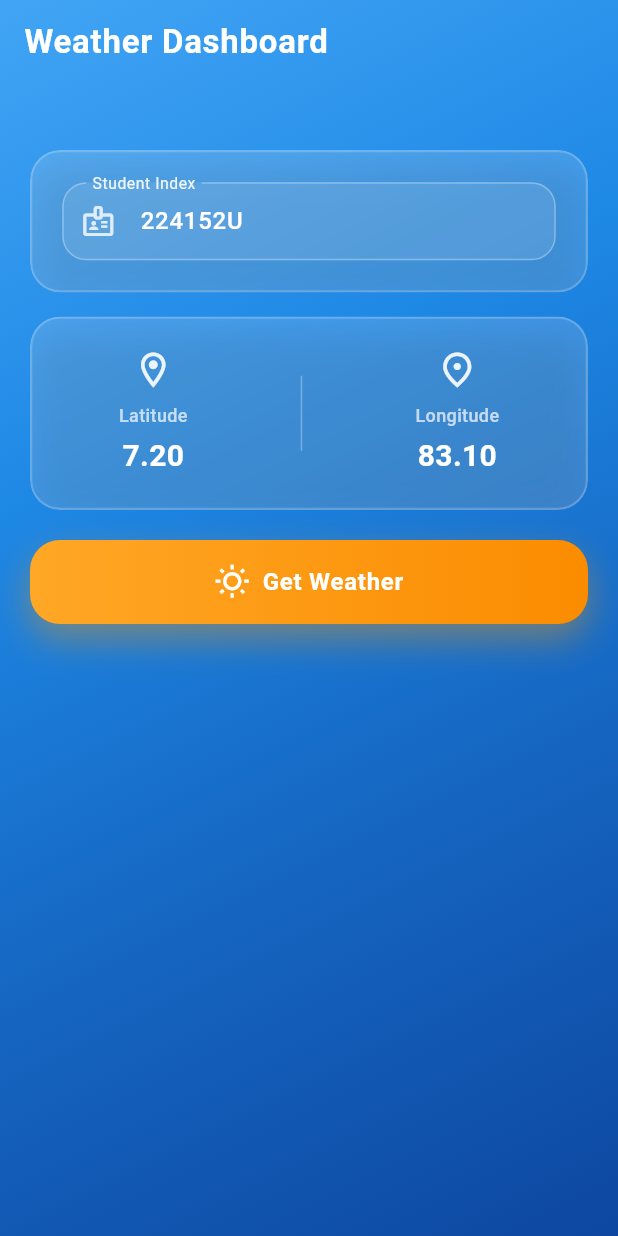
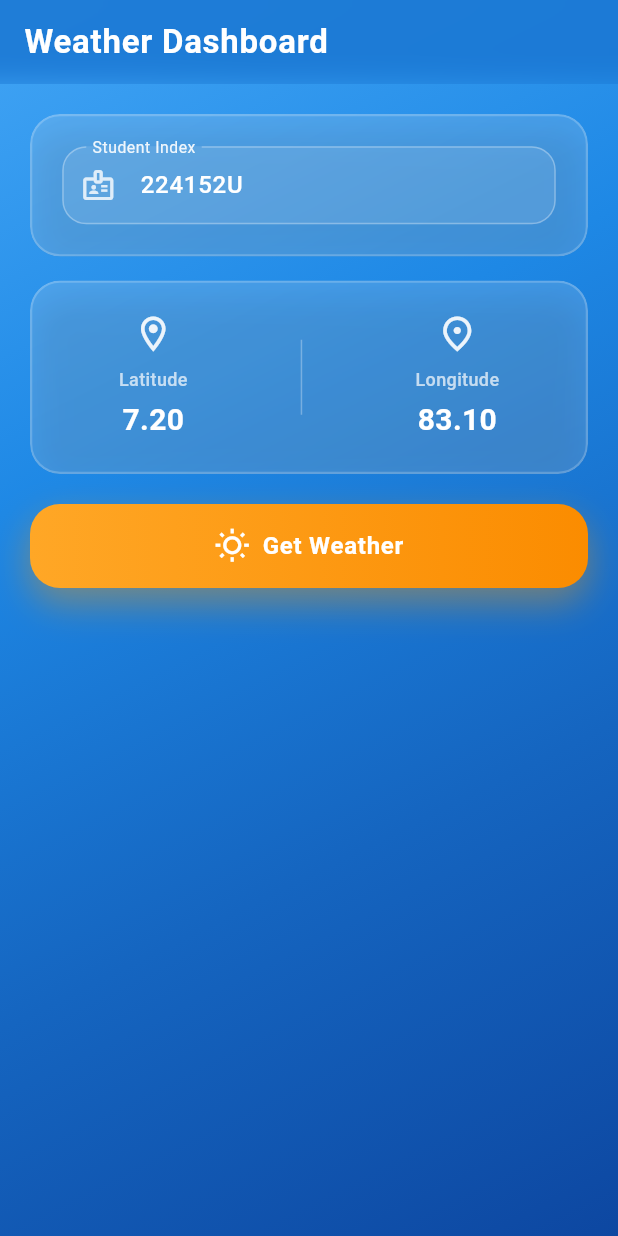
Before and after one commit to renulucshmi/weather_app, a Flutter app: the screen it shows after launch, on a phone screen of 412 x 824 dp. Run offline on Flutter 3.47's test engine with Material 3 defaults, Android fonts, the phone set to English and light mode, and no system bars; our stand-ins replace connectivity_plus, flutter_dotenv, shared_preferences.

Commit message:
style: Enhance UI with background blur effect and improved padding

```diff
--- a/lib/ui/home_page.dart
+++ b/lib/ui/home_page.dart
@@ -194,10 +194,16 @@ class _HomePageState extends State<HomePage> {
           'Weather Dashboard',
           style: TextStyle(fontWeight: FontWeight.w600, letterSpacing: 0.5),
         ),
-        backgroundColor: Colors.transparent,
+        backgroundColor: Colors.blue.shade700.withOpacity(0.85),
         foregroundColor: Colors.white,
         elevation: 0,
         systemOverlayStyle: SystemUiOverlayStyle.light,
+        flexibleSpace: ClipRRect(
+          child: BackdropFilter(
+            filter: ImageFilter.blur(sigmaX: 10, sigmaY: 10),
+            child: Container(color: Colors.transparent),
+          ),
+        ),
       ),
       body: Container(
         width: double.infinity,
@@ -219,7 +225,12 @@ class _HomePageState extends State<HomePage> {
           child: SingleChildScrollView(
             physics: const AlwaysScrollableScrollPhysics(),
             keyboardDismissBehavior: ScrollViewKeyboardDismissBehavior.onDrag,
-            padding: const EdgeInsets.fromLTRB(20, 100, 20, 20),
+            padding: EdgeInsets.fromLTRB(
+              20,
+              MediaQuery.of(context).padding.top + kToolbarHeight + 20,
+              20,
+              20,
+            ),
             child: Column(
               crossAxisAlignment: CrossAxisAlignment.stretch,
               children: [
```
